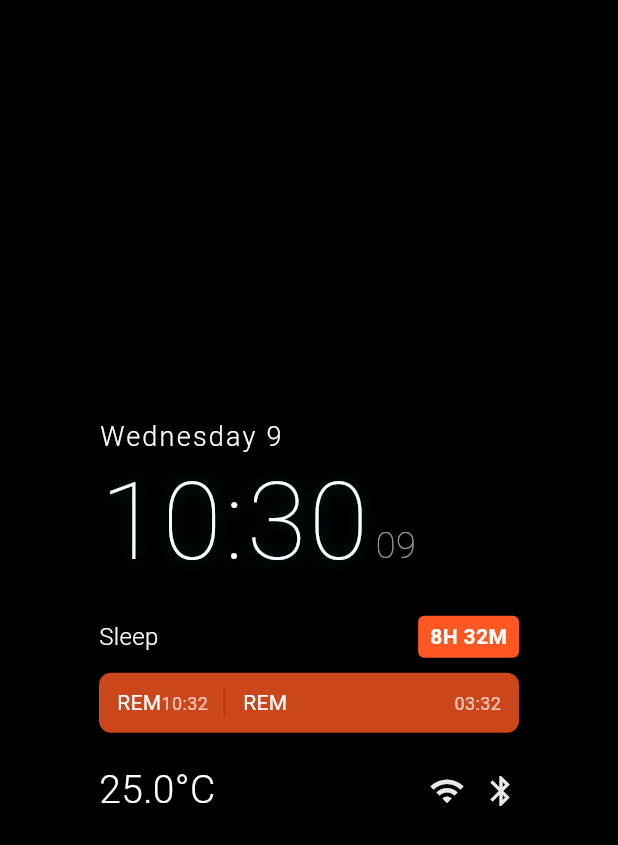
After one commit to rd6260/zeroth, a Flutter app: the ClockFive screen opened directly, on a phone screen of 412 x 824 dp. The commit adds this screen. Shown: the top 845 px of the screen. Run offline on Flutter 3.47's test engine with Material 3 defaults, Android fonts, the phone set to English and light mode, and no system bars.

Commit message:
add more screens

```diff
--- a/lib/main.dart
+++ b/lib/main.dart
@@ -1,4 +1,5 @@
 import 'package:flutter/material.dart';
+import 'package:zeroth/screens/clock_five.dart';
 import 'package:zeroth/screens/clock_four.dart';
 import 'package:zeroth/screens/clock_three.dart';
 import 'package:zeroth/screens/clock_two.dart';
@@ -21,6 +22,8 @@ class MyApp extends StatelessWidget {
           ClockTwoScreen(),
           ClockFour(textList: ["Heroes are born", "Wake up to reality"]),
           ClockThree(),
+          ClockFive(),
+          // ClockSix(),
         ],
       ),
     );
--- /dev/null
+++ b/lib/screens/clock_five.dart
@@ -0,0 +1,286 @@
+import 'dart:async';
+import 'package:flutter/material.dart';
+import 'package:intl/intl.dart';
+
+class ClockFive extends StatefulWidget {
+  const ClockFive({super.key});
+
+  @override
+  State<ClockFive> createState() => _ClockFiveState();
+}
+
+class _ClockFiveState extends State<ClockFive> with SingleTickerProviderStateMixin {
+  late Timer _timer;
+  late DateTime _currentTime;
+  late AnimationController _pulseController;
+  late Animation<double> _pulseAnimation;
+
+  final String _sleepDuration = "8H 32M";
+  final double _temp = 25.0;
+  final bool _wifiConnected = true;
+  final bool _bluetoothConnected = true;
+
+  @override
+  void initState() {
+    super.initState();
+    _currentTime = DateTime.now();
+
+    // Set up timer to update time every second
+    _timer = Timer.periodic(const Duration(seconds: 1), (timer) {
+      setState(() {
+        _currentTime = DateTime.now();
+      });
+    });
+
+    // Set up pulsing animation for the active elements
+    _pulseController = AnimationController(
+      duration: const Duration(seconds: 3),
+      vsync: this,
+    )..repeat(reverse: true);
+
+    _pulseAnimation = Tween<double>(begin: 0.7, end: 1.0).animate(
+      CurvedAnimation(parent: _pulseController, curve: Curves.easeInOut)
+    );
+  }
+
+  @override
+  void dispose() {
+    _timer.cancel();
+    _pulseController.dispose();
+    super.dispose();
+  }
+
+  @override
+  Widget build(BuildContext context) {
+    return Scaffold(
+      backgroundColor: Colors.black,
+      body: Center(
+        child: Container(
+          constraints: const BoxConstraints(maxWidth: 320),
+          padding: const EdgeInsets.all(20),
+          child: Column(
+            mainAxisAlignment: MainAxisAlignment.center,
+            children: [
+              _buildDateDisplay(),
+              _buildTimeDisplay(),
+              const SizedBox(height: 20),
+              _buildSleepData(),
+              const SizedBox(height: 20),
+              _buildBottomRow(),
+            ],
+          ),
+        ),
+      ),
+    );
+  }
+
+  Widget _buildDateDisplay() {
+    String dayName = DateFormat('EEEE').format(_currentTime);
+    String day = DateFormat('d').format(_currentTime);
+
+    return Align(
+      alignment: Alignment.centerLeft,
+      child: Text(
+        '$dayName $day',
+        style: const TextStyle(
+          color: Colors.white,
+          fontSize: 18,
+          fontWeight: FontWeight.w300,
+          letterSpacing: 1.5,
+        ),
+      ),
+    );
+  }
+
+  Widget _buildTimeDisplay() {
+    String hours = DateFormat('HH').format(_currentTime);
+    String minutes = DateFormat('mm').format(_currentTime);
+    String seconds = DateFormat('ss').format(_currentTime);
+
+    return Row(
+      mainAxisAlignment: MainAxisAlignment.start,
+      crossAxisAlignment: CrossAxisAlignment.baseline,
+      textBaseline: TextBaseline.alphabetic,
+      children: [
+        AnimatedBuilder(
+          animation: _pulseAnimation,
+          builder: (context, child) {
+            return Text(
+              '$hours:$minutes',
+              style: TextStyle(
+                color: Colors.white,
+                fontSize: 72,
+                fontWeight: FontWeight.w200,
+                letterSpacing: 2,
+                height: 1.2,
+                shadows: [
+                  Shadow(
+                    color: Colors.cyan.withValues(alpha: 0.3 * _pulseAnimation.value),
+                    blurRadius: 12 * _pulseAnimation.value,
+                  ),
+                ],
+              ),
+            );
+          },
+        ),
+        const SizedBox(width: 4),
+        Text(
+          seconds,
+          style: TextStyle(
+            color: Colors.white.withValues(alpha: 0.6),
+            fontSize: 24,
+            fontWeight: FontWeight.w200,
+          ),
+        ),
+      ],
+    );
+  }
+
+  Widget _buildSleepData() {
+    return Column(
+      crossAxisAlignment: CrossAxisAlignment.start,
+      children: [
+        Row(
+          mainAxisAlignment: MainAxisAlignment.spaceBetween,
+          children: [
+            const Text(
+              'Sleep',
+              style: TextStyle(
+                color: Colors.white,
+                fontSize: 16,
+                fontWeight: FontWeight.w300,
+              ),
+            ),
+            Container(
+              padding: const EdgeInsets.symmetric(horizontal: 8, vertical: 4),
+              decoration: BoxDecoration(
+                color: Colors.deepOrange,
+                borderRadius: BorderRadius.circular(4),
+              ),
+              child: Text(
+                _sleepDuration,
+                style: const TextStyle(
+                  color: Colors.white,
+                  fontSize: 14,
+                  fontWeight: FontWeight.bold,
+                ),
+              ),
+            ),
+          ],
+        ),
+        const SizedBox(height: 10),
+        Container(
+          height: 40,
+          decoration: BoxDecoration(
+            color: Colors.deepOrange.withValues(alpha: 0.8),
+            borderRadius: BorderRadius.circular(8),
+          ),
+          child: Row(
+            children: [
+              Expanded(
+                flex: 3,
+                child: Container(
+                  padding: const EdgeInsets.symmetric(horizontal: 12),
+                  decoration: BoxDecoration(
+                    border: Border(
+                      right: BorderSide(
+                        color: Colors.deepOrange.shade900,
+                        width: 1,
+                      ),
+                    ),
+                  ),
+                  child: Row(
+                    mainAxisAlignment: MainAxisAlignment.spaceBetween,
+                    children: [
+                      const Text(
+                        'REM',
+                        style: TextStyle(color: Colors.white, fontSize: 14),
+                      ),
+                      Text(
+                        '10:32',
+                        style: TextStyle(
+                          color: Colors.white.withValues(alpha: 0.7),
+                          fontSize: 12,
+                        ),
+                      ),
+                    ],
+                  ),
+                ),
+              ),
+              Expanded(
+                flex: 7,
+                child: Container(
+                  padding: const EdgeInsets.symmetric(horizontal: 12),
+                  child: Row(
+                    mainAxisAlignment: MainAxisAlignment.spaceBetween,
+                    children: [
+                      const Text(
+                        'REM',
+                        style: TextStyle(color: Colors.white, fontSize: 14),
+                      ),
+                      Text(
+                        '03:32',
+                        style: TextStyle(
+                          color: Colors.white.withValues(alpha: 0.7),
+                          fontSize: 12,
+                        ),
+                      ),
+                    ],
+                  ),
+                ),
+              ),
+            ],
+          ),
+        ),
+      ],
+    );
+  }
+
+  Widget _buildBottomRow() {
+    return Row(
+      mainAxisAlignment: MainAxisAlignment.spaceBetween,
+      children: [
+        // Temperature
+        Text(
+          '$_temp°C',
+          style: const TextStyle(
+            color: Colors.white,
+            fontSize: 26,
+            fontWeight: FontWeight.w300,
+          ),
+        ),
+
+        // WiFi and Bluetooth icons
+        Row(
+          children: [
+            AnimatedBuilder(
+              animation: _pulseAnimation,
+              builder: (context, child) {
+                return Icon(
+                  Icons.wifi,
+                  color: _wifiConnected
+                    ? Colors.white.withValues(alpha: _pulseAnimation.value)
+                    : Colors.white.withValues(alpha: 0.3),
+                  size: 24,
+                );
+              },
+            ),
+            const SizedBox(width: 12),
+            AnimatedBuilder(
+              animation: _pulseAnimation,
+              builder: (context, child) {
+                return Icon(
+                  Icons.bluetooth,
+                  color: _bluetoothConnected
+                    ? Colors.white.withValues(alpha: _pulseAnimation.value)
+                    : Colors.white.withValues(alpha: 0.3),
+                  size: 24,
+                );
+              },
+            ),
+          ],
+        ),
+      ],
+    );
+  }
+}
```
Also changed, not shown: lib/screens/clock_six.dart (added, +272 -0 lines), lib/screens/home_screen.dart (+14 -15 lines).
